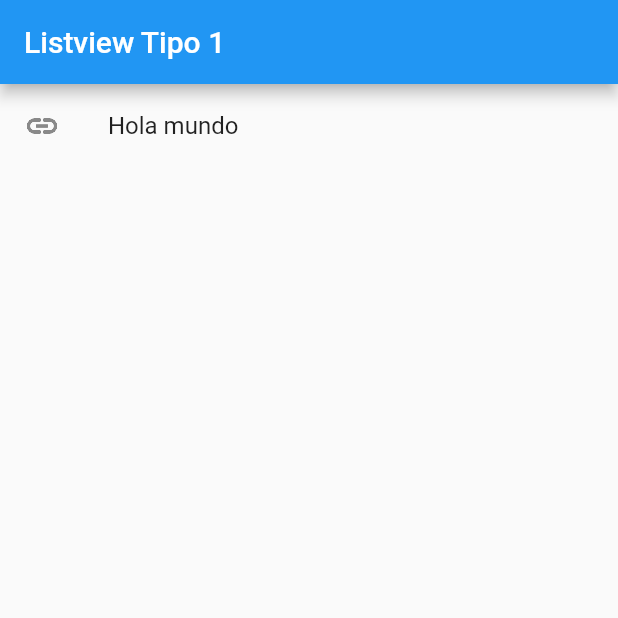
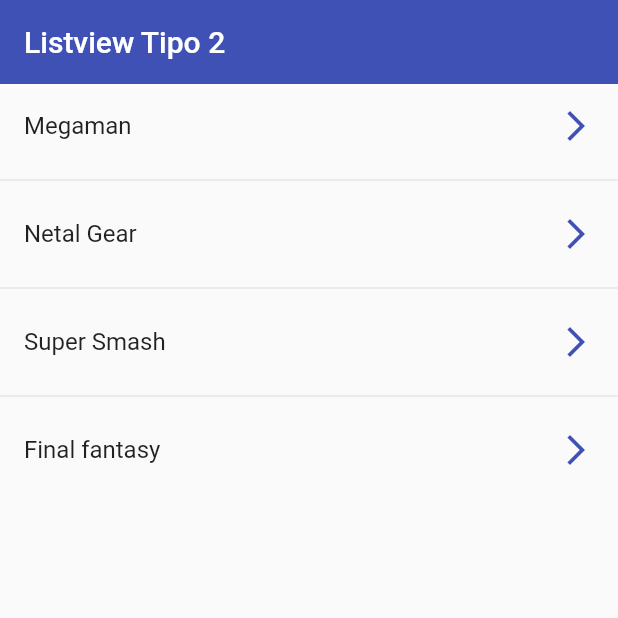
Before and after one commit to HgChvz/fl_components, a Flutter app: the screen it shows after launch, on a phone screen of 412 x 824 dp, the top half of it. Run offline on Flutter 3.47's test engine with Material 2 defaults, Android fonts, the phone set to English and light mode, and no system bars.

Commit message:
Agregando rutas

```diff
--- a/lib/main.dart
+++ b/lib/main.dart
@@ -1,6 +1,7 @@
 import 'package:flutter/material.dart';
 
-import 'package:fl_components/screens/listview1_screen.dart';
+import 'package:fl_components/screens/listview2_screen.dart';
+
 
 void main() => runApp(MyApp());
 
@@ -13,7 +14,7 @@ class MyApp extends StatelessWidget {
     return const MaterialApp(
       debugShowCheckedModeBanner: false,
       title: 'Material App',
-      home: Listview1Screen(),
+      home: Listview2Screen(),
     );
   }
 }
--- a/lib/screens/listview1_screen.dart
+++ b/lib/screens/listview1_screen.dart
@@ -1,6 +1,9 @@
 import 'package:flutter/material.dart';
 
 class Listview1Screen extends StatelessWidget {
+
+
+  final options = const ['Megaman', 'Netal Gear', 'Super Smash', 'Final fantasy'];
 
   const Listview1Screen({Key? key}) : super(key: key);
 
@@ -11,11 +14,17 @@ class Listview1Screen extends StatelessWidget {
         title: const Text('Listview Tipo 1'),
       ),
       body: ListView(
-        children: const [
-          ListTile(
-            leading: Icon(Icons.link_sharp),
-            title: Text('Hola mundo'),
-          )
+        children: [
+
+          ...options.map(
+            (game) => ListTile(
+              title: Text(game),
+              trailing: const Icon(Icons.arrow_forward_ios),
+            )
+          ).toList(),
+
+
+
         ],
       )
     );
--- /dev/null
+++ b/lib/screens/listview2_screen.dart
@@ -0,0 +1,34 @@
+import 'package:flutter/material.dart';
+
+class Listview2Screen extends StatelessWidget {
+
+
+  final options = const ['Megaman', 'Netal Gear', 'Super Smash', 'Final fantasy'];
+
+  const Listview2Screen({Key? key}) : super(key: key);
+
+  @override
+  Widget build(BuildContext context) {
+    return Scaffold(
+      appBar: AppBar(
+        title: const Text('Listview Tipo 2'),
+        elevation: 0,
+        backgroundColor: Colors.indigo,
+      ),
+      body: ListView.separated(
+
+        itemCount: options.length,
+        itemBuilder: (context, index) => ListTile(
+          title: Text(options[index]),
+          trailing: const Icon(Icons.arrow_forward_ios, color: Colors.indigo,),
+          onTap: () {
+            final game = options[index];
+            print(game);
+          },
+        ),
+        separatorBuilder: ( _ , __ ) => const Divider(),
+
+      )
+    );
+  }
+}
```
Also changed, not shown: lib/screens/alert_screen.dart (added, +15 -0 lines), lib/screens/card_screen.dart (added, +15 -0 lines).
